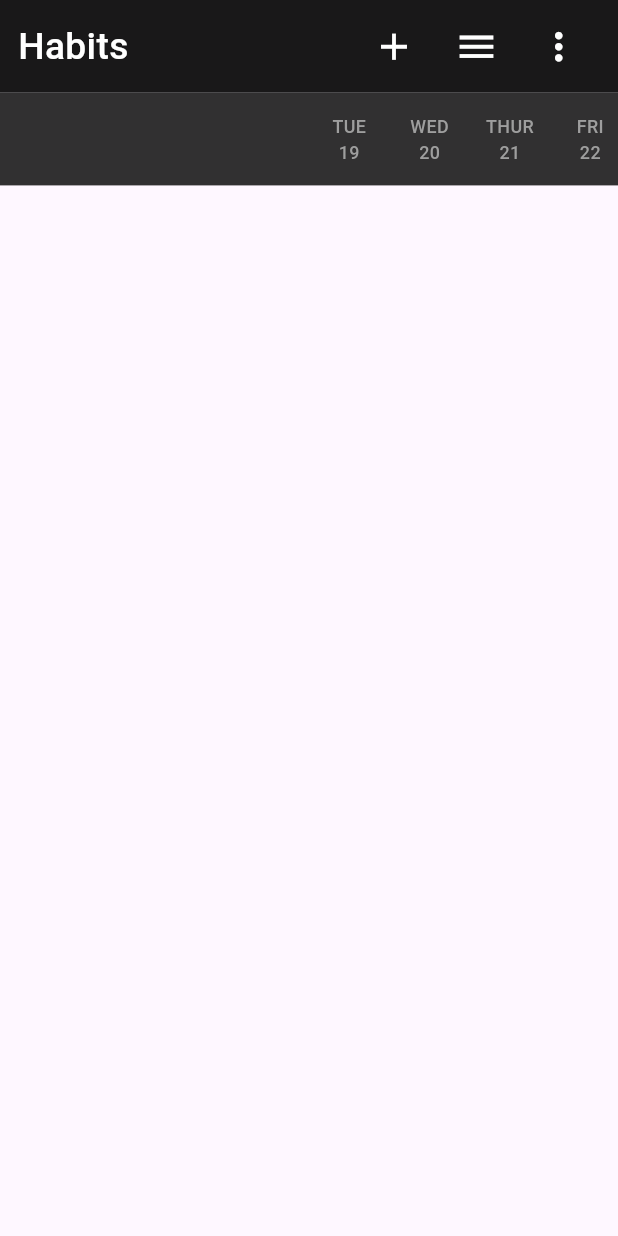
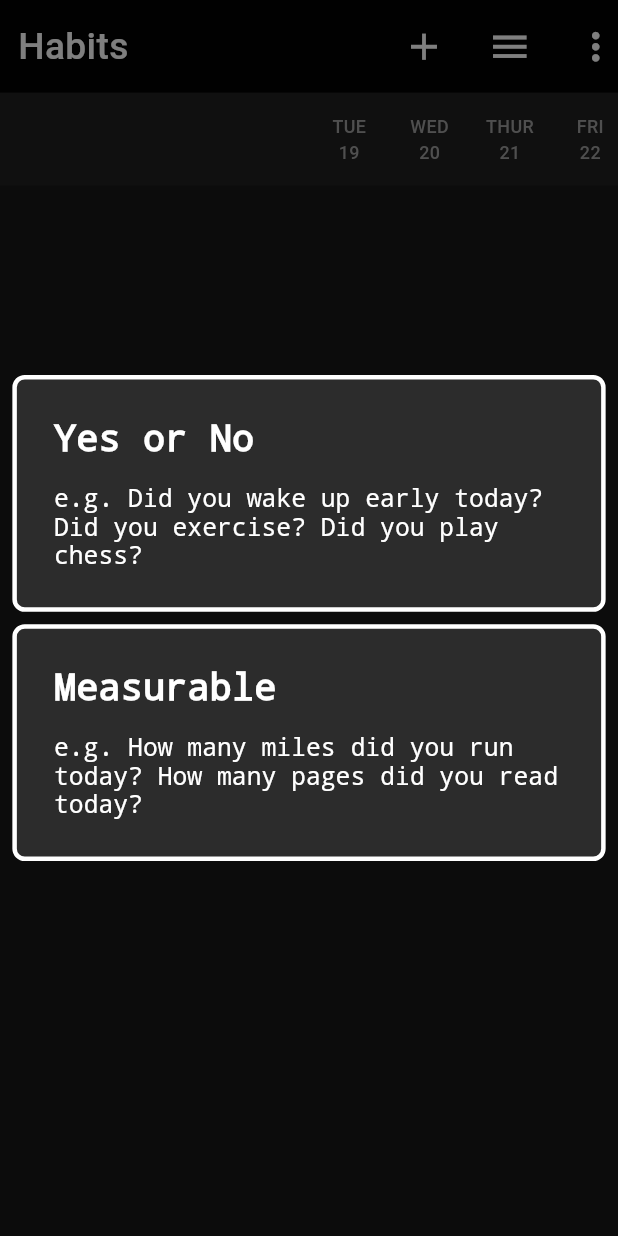
Before and after one commit to Wenster007/habit_tracker_app, a Flutter app: the screen it shows after launch, after a tap on the "add" icon, on a phone screen of 412 x 824 dp. Run offline on Flutter 3.47's test engine with Material 2 defaults, Android fonts, the phone set to English and light mode, and no system bars; our stand-ins replace get.

Commit message:
created the dateRow of the app

```diff
--- a/lib/Utils/main_colors.dart
+++ b/lib/Utils/main_colors.dart
@@ -2,6 +2,7 @@ import 'dart:ui' as c;
 
 class MainColors {
   static c.Color mainDarkBrown = const c.Color(0xFF212121);
+  static c.Color lightBrown = const c.Color(0xFF303030);
   static c.Color lightGreyColor = const c.Color(0xFFd5d5d5);
   static c.Color blackColor = const c.Color(0xFF101010);
 
--- a/lib/screens/home_screen.dart
+++ b/lib/screens/home_screen.dart
@@ -1,9 +1,8 @@
 import 'package:flutter/material.dart';
-import 'package:habit_tracker/Utils/dimensions.dart';
-import 'package:habit_tracker/Utils/main_colors.dart';
-import 'package:habit_tracker/widgets/day_date_tile.dart';
+import 'package:habit_tracker/widgets/date_row.dart';
+import '../widgets/home_screen_top_header.dart';
 
-import '../widgets/home_screen_top_header.dart';
+
 
 class HomeScreen extends StatelessWidget {
   const HomeScreen({Key? key}) : super(key: key);
@@ -11,34 +10,13 @@ class HomeScreen extends StatelessWidget {
   @override
   Widget build(BuildContext context) {
     return Scaffold(
-      body: SafeArea(
+      backgroundColor: Colors.black87.withOpacity(0.9),
+      body: const SafeArea(
         child: Column(
           children: [
-            const HomeScreenTopHeader(),
-            Container(
-              height: Dimensions.height * 0.075,
-              color: MainColors.mainDarkBrown.withOpacity(0.93),
-              alignment: Alignment.center,
-              child: Row(
-                children: [
-                  Container(
-                    width: Dimensions.width * 0.5,
-                    // color: Colors.red,
-                  ),
-                  Expanded(
-                    child: ListView.builder(
-                      scrollDirection: Axis.horizontal,
-                      itemCount: 4,
-                      itemBuilder: (context, index) {
-                        return DayDateTile(
-                          index: index,
-                        );
-                      },
-                    ),
-                  ),
-                ],
-              ),
-            ),
+            HomeScreenTopHeader(),
+            DateRow(),
+
           ],
         ),
       ),
--- /dev/null
+++ b/lib/widgets/add_dialog_box.dart
@@ -0,0 +1,111 @@
+import 'package:flutter/material.dart';
+
+import '../Utils/dimensions.dart';
+import '../Utils/main_colors.dart';
+
+class AddDialogueBox extends StatelessWidget {
+  const AddDialogueBox({Key? key}) : super(key: key);
+
+  @override
+  Widget build(BuildContext context) {
+    return Center(
+      child: Column(
+        mainAxisSize: MainAxisSize.min,
+        children: [
+          Container(
+            margin:
+            EdgeInsets.symmetric(horizontal: Dimensions.height * 0.01),
+            padding:
+            EdgeInsets.all(Dimensions.height * 0.03),
+            width: double.infinity,
+            decoration: BoxDecoration(
+              color:
+              MainColors.lightBrown.withOpacity(0.9),
+              border: Border.all(
+                color: Colors.white,
+                width: 3,
+              ),
+              borderRadius: BorderRadius.all(
+                Radius.circular(
+                  Dimensions.height * 0.01,
+                ),
+              ),
+            ),
+            child: Column(
+              crossAxisAlignment:
+              CrossAxisAlignment.start,
+              mainAxisSize: MainAxisSize.min,
+              children: [
+                Text(
+                  "Yes or No",
+                  style: TextStyle(
+                    decoration: TextDecoration.none,
+                    color: Colors.white,
+                    fontSize: Dimensions.height * 0.03,
+                    fontWeight: FontWeight.bold,
+
+                  ),
+                ),
+                SizedBox(height: Dimensions.height * 0.02,),
+                Text("e.g. Did you wake up early today? Did you exercise? Did you play chess?",
+                  style: TextStyle(
+                    decoration: TextDecoration.none,
+                    color: Colors.white,
+                    fontSize: Dimensions.height * 0.02,
+                    fontWeight: FontWeight.w500,
+                  ),),
+              ],
+            ),
+          ),
+          SizedBox(
+            height: Dimensions.height * 0.01,
+          ),
+          Container(
+            margin:
+            EdgeInsets.symmetric(horizontal : Dimensions.height * 0.01),
+            padding:
+            EdgeInsets.all(Dimensions.height * 0.03),
+            width: double.infinity,
+            decoration: BoxDecoration(
+              color:
+              MainColors.lightBrown.withOpacity(0.9),
+              border: Border.all(
+                color: Colors.white,
+                width: 3,
+              ),
+              borderRadius: BorderRadius.all(
+                Radius.circular(
+                  Dimensions.height * 0.01,
+                ),
+              ),
+            ),
+            child: Column(
+              crossAxisAlignment:
+              CrossAxisAlignment.start,
+              mainAxisSize: MainAxisSize.min,
+              children: [
+                Text(
+                  "Measurable",
+                  style: TextStyle(
+                    decoration: TextDecoration.none,
+                    color: Colors.white,
+                    fontSize: Dimensions.height * 0.03,
+                    fontWeight: FontWeight.bold,
+                  ),
+                ),
+                SizedBox(height: Dimensions.height * 0.02,),
+                Text("e.g. How many miles did you run today? How many pages did you read today?",
+                  style: TextStyle(
+                    decoration: TextDecoration.none,
+                    color: Colors.white,
+                    fontSize: Dimensions.height * 0.02,
+                    fontWeight: FontWeight.w500,
+                  ),),
+              ],
+            ),
+          ),
+        ],
+      ),
+    ); // Your custom overlay content widget
+  }
+}
--- /dev/null
+++ b/lib/widgets/date_row.dart
@@ -0,0 +1,36 @@
+import 'package:flutter/material.dart';
+
+import '../Utils/dimensions.dart';
+import '../Utils/main_colors.dart';
+import 'day_date_tile.dart';
+
+class DateRow extends StatelessWidget {
+  const DateRow({Key? key}) : super(key: key);
+
+  @override
+  Widget build(BuildContext context) {
+    return Container(
+      height: Dimensions.height * 0.075,
+      color: MainColors.mainDarkBrown.withOpacity(0.93),
+      alignment: Alignment.center,
+      child: Row(
+        children: [
+          Container(
+            width: Dimensions.width * 0.5,
+          ),
+          Expanded(
+            child: ListView.builder(
+              scrollDirection: Axis.horizontal,
+              itemCount: 6,
+              itemBuilder: (context, index) {
+                return DayDateTile(
+                  index: index,
+                );
+              },
+            ),
+          ),
+        ],
+      ),
+    );
+  }
+}
--- a/lib/widgets/home_screen_top_header.dart
+++ b/lib/widgets/home_screen_top_header.dart
@@ -1,4 +1,5 @@
 import 'package:flutter/material.dart';
+import 'package:habit_tracker/widgets/add_dialog_box.dart';
 
 import '../Utils/dimensions.dart';
 import 'heading_text.dart';
@@ -19,19 +20,34 @@ class HomeScreenTopHeader extends StatelessWidget {
       ),
       alignment: Alignment.center,
       child: Padding(
-        padding: const EdgeInsets.symmetric(horizontal: 12),
+        padding: const EdgeInsets.only(left: 12),
         child: Row(
           mainAxisAlignment: MainAxisAlignment.spaceBetween,
           children: [
             const HeadingText(text: "Habits"),
-            Container(
-              width: Dimensions.width * 0.4,
+            SizedBox(
+              width: Dimensions.width * 0.35,
               child: Row(
-                mainAxisAlignment: MainAxisAlignment.spaceAround,
+                mainAxisAlignment: MainAxisAlignment.spaceBetween,
                 children: [
-                  MyIcon(iconData: Icons.add, onPressed: (){}),
-                  MyIcon(iconData: Icons.menu, onPressed: (){}),
-                  MyIcon(iconData: Icons.more_vert, onPressed: (){}),
+                  MyIcon(
+                      iconData: Icons.add,
+                      onPressed: () {
+                        showGeneralDialog(
+                            context: context,
+                            barrierDismissible: true,
+                            barrierLabel: MaterialLocalizations.of(context)
+                                .modalBarrierDismissLabel,
+                            barrierColor: Colors.black.withOpacity(0.5),
+                            transitionDuration: const Duration(milliseconds: 0),
+                            pageBuilder: (BuildContext context,
+                                Animation animation,
+                                Animation secondaryAnimation) {
+                              return const AddDialogueBox();
+                            });
+                      }),
+                  MyIcon(iconData: Icons.menu, onPressed: () {}),
+                  MyIcon(iconData: Icons.more_vert, onPressed: () {}),
                 ],
               ),
             ),
--- a/lib/widgets/myIcon.dart
+++ b/lib/widgets/myIcon.dart
@@ -10,12 +10,12 @@ class MyIcon extends StatelessWidget {
 
   @override
   Widget build(BuildContext context) {
-    return IconButton(
-      onPressed: onPressed,
-      icon: Icon(
-        iconData,
-        color: Colors.white,
-        size: Dimensions.height * 0.036,
+    return GestureDetector(
+      onTap: onPressed,
+      child: Icon(
+          iconData,
+          color: Colors.white,
+          size: Dimensions.height * 0.036,
       ),
     );
   }
```
Also changed, not shown: lib/controller/habit_controller.dart (added).
